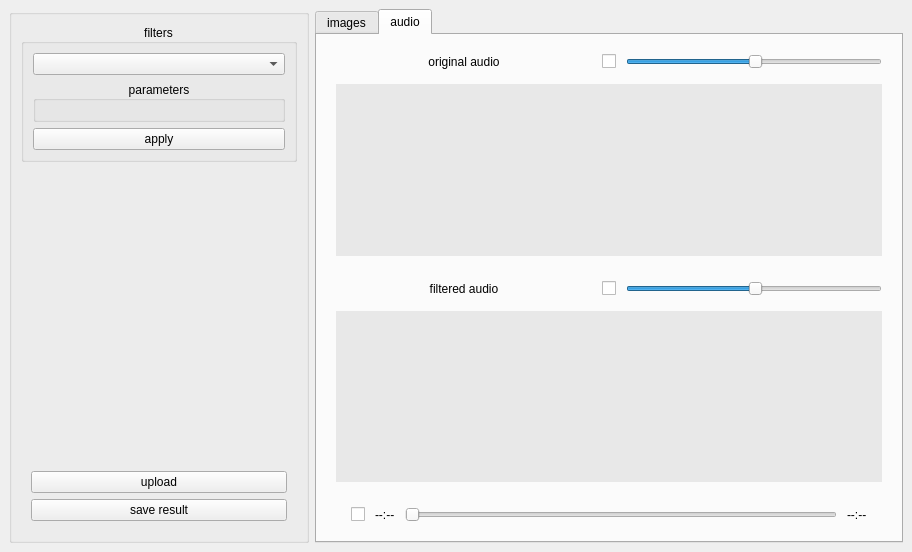
Above: FFT-processing/mainwindow.ui from 5arcoramphu5/image-and-audio-processing-with-FFT before the change. Below: the same form after it.
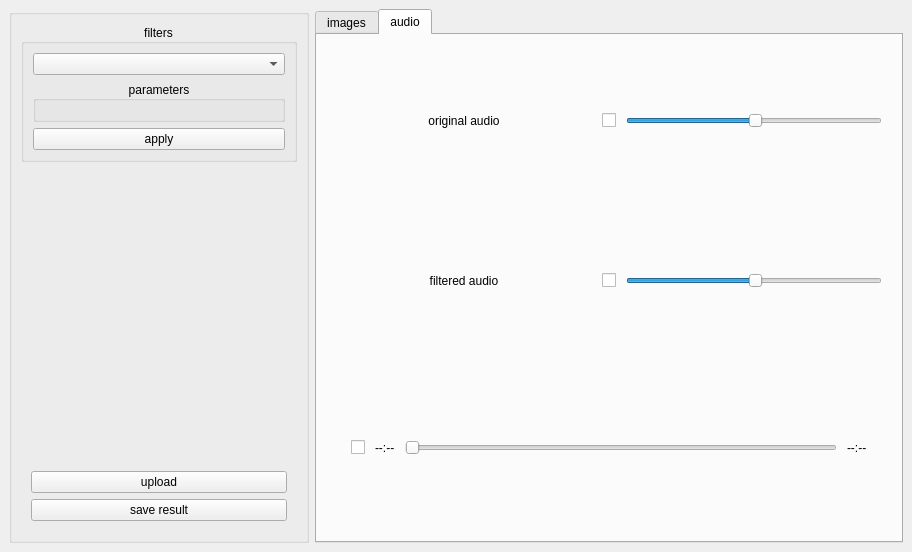
That is the form after the change. Icons and pictures are not drawn.

Commit message: audio visualisation UI

Patch:
```diff
--- a/FFT-processing/mainwindow.ui
+++ b/FFT-processing/mainwindow.ui
@@ -507,20 +507,11 @@
              </layout>
             </item>
             <item>
-             <widget class="QLabel" name="originalAudioVIsualisation">
-              <property name="sizePolicy">
-               <sizepolicy hsizetype="Expanding" vsizetype="Expanding">
-                <horstretch>0</horstretch>
-                <verstretch>0</verstretch>
-               </sizepolicy>
+             <layout class="QHBoxLayout" name="originalAudioVisualisation">
+              <property name="spacing">
+               <number>0</number>
               </property>
-              <property name="styleSheet">
-               <string notr="true">QLabel { background-color : rgb(232, 232, 232) }</string>
-              </property>
-              <property name="text">
-               <string/>
-              </property>
-             </widget>
+             </layout>
             </item>
            </layout>
           </item>
@@ -588,20 +579,11 @@
              </layout>
             </item>
             <item>
-             <widget class="QLabel" name="filteredAudioVisualisation">
-              <property name="sizePolicy">
-               <sizepolicy hsizetype="Expanding" vsizetype="Expanding">
-                <horstretch>0</horstretch>
-                <verstretch>0</verstretch>
-               </sizepolicy>
+             <layout class="QHBoxLayout" name="filteredAudioVisualisation">
+              <property name="spacing">
+               <number>0</number>
               </property>
-              <property name="styleSheet">
-               <string notr="true">QLabel { background-color : rgb(232, 232, 232) }</string>
-              </property>
-              <property name="text">
-               <string/>
-              </property>
-             </widget>
+             </layout>
             </item>
            </layout>
           </item>
```
Left out of the diff: 7 changed lines with no effect on the pictures. The commit also changes 5 other files.
